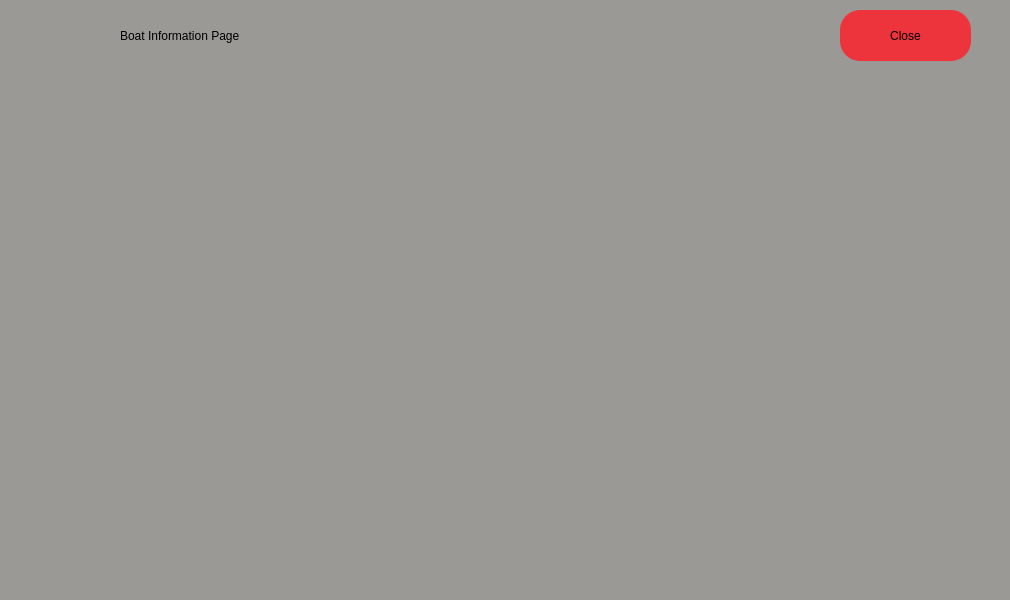
Old version of the form apps/huracanXsantoka/pages/boatinfowindow.ui in the repository GiovanniRaseraF/santoka_qt.
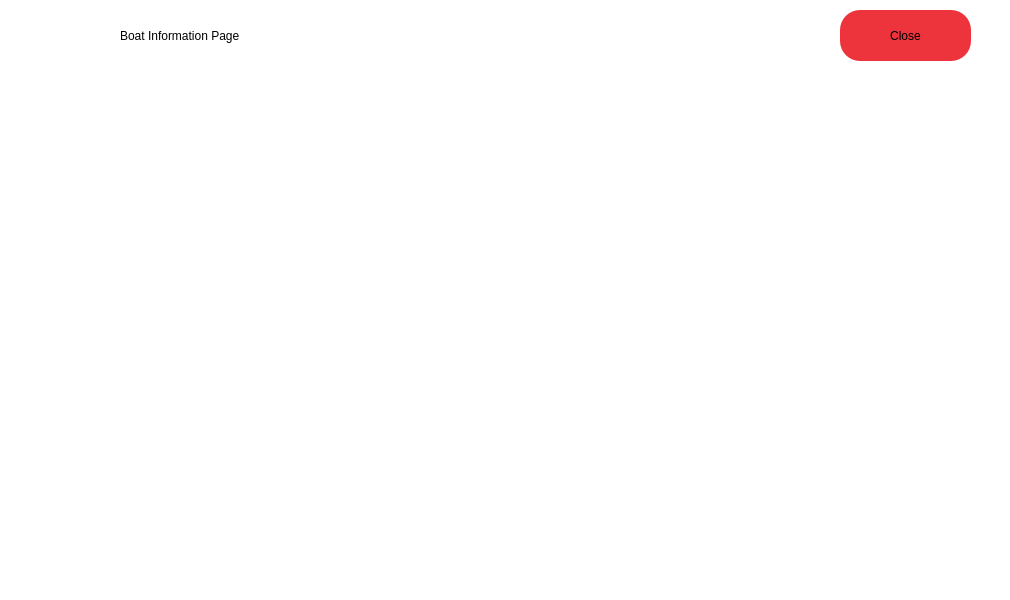
New version of the form. Icons and pictures are not drawn.

Commit message: ui: port to white

Diff of the .ui file:
```diff
--- a/apps/huracanXsantoka/pages/boatinfowindow.ui
+++ b/apps/huracanXsantoka/pages/boatinfowindow.ui
@@ -14,7 +14,7 @@
    <string>MainWindow</string>
   </property>
   <property name="styleSheet">
-   <string notr="true">background-color:rgb(154, 153, 150);</string>
+   <string notr="true">background-color:rgb(255,255,255);</string>
   </property>
   <widget class="QWidget" name="centralwidget">
    <widget class="QLabel" name="l_pagename">
```
The commit also changes 2 other files.
